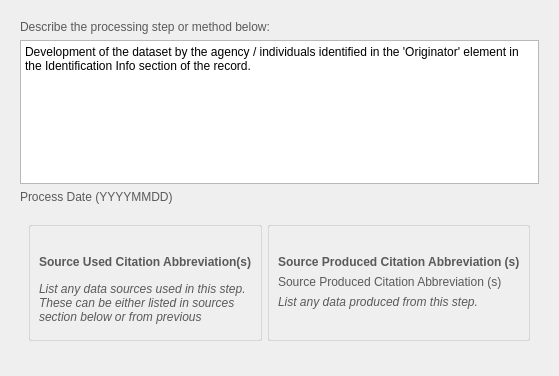
The window that pymdwizard/gui/ui_files/ProcessStep.ui (DOI-USGS/fort-pymdwizard) describes before a commit, drawn with Qt 5.
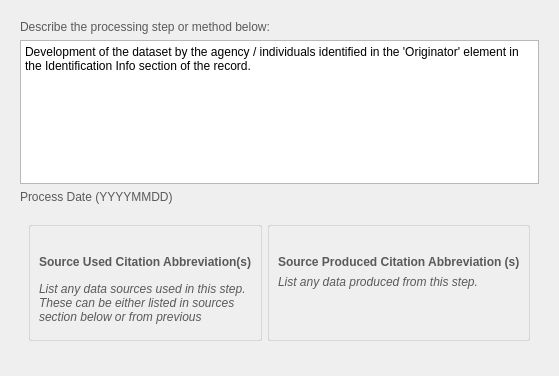
The same window after the commit. Custom widgets are drawn as their Qt base class.

Commit message: remove duplicate label on srcprod section

The edit to the form file:
```diff
--- a/pymdwizard/gui/ui_files/ProcessStep.ui
+++ b/pymdwizard/gui/ui_files/ProcessStep.ui
@@ -6,7 +6,7 @@
    <rect>
     <x>0</x>
     <y>0</y>
-    <width>435</width>
+    <width>545</width>
     <height>376</height>
    </rect>
   </property>
@@ -235,13 +235,6 @@
               </property>
              </widget>
             </item>
-            <item>
-             <widget class="QLabel" name="label_2">
-              <property name="text">
-               <string>Source Produced Citation Abbreviation (s)</string>
-              </property>
-             </widget>
-            </item>
             <item>
              <widget class="QLabel" name="label_35">
               <property name="sizePolicy">
```
The commit also changes 1 other file.
